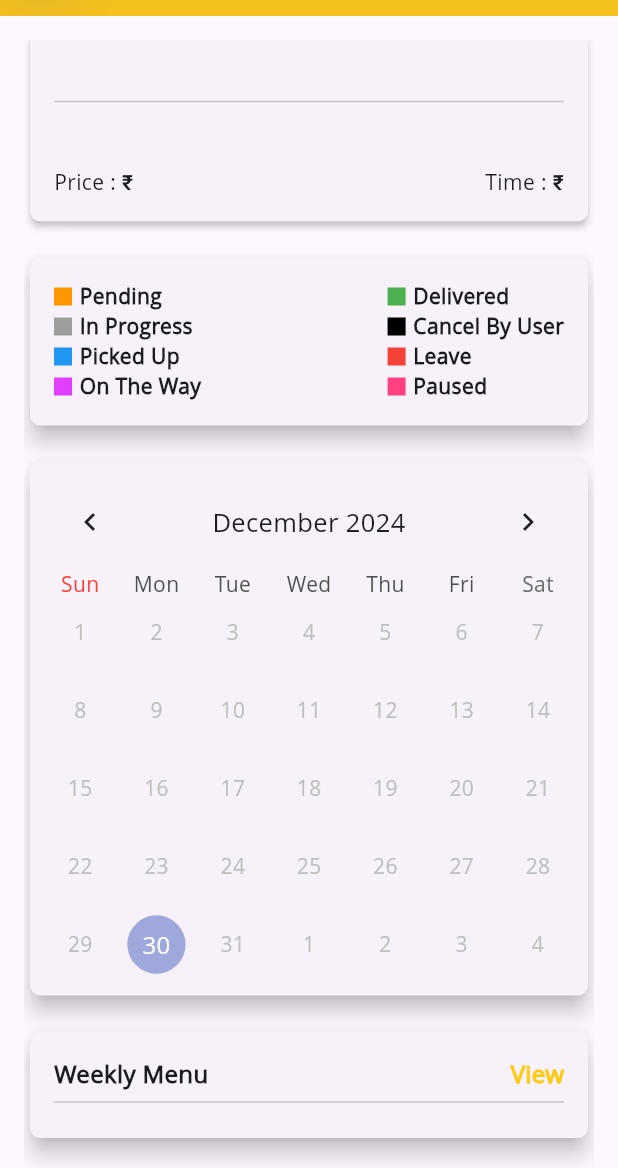
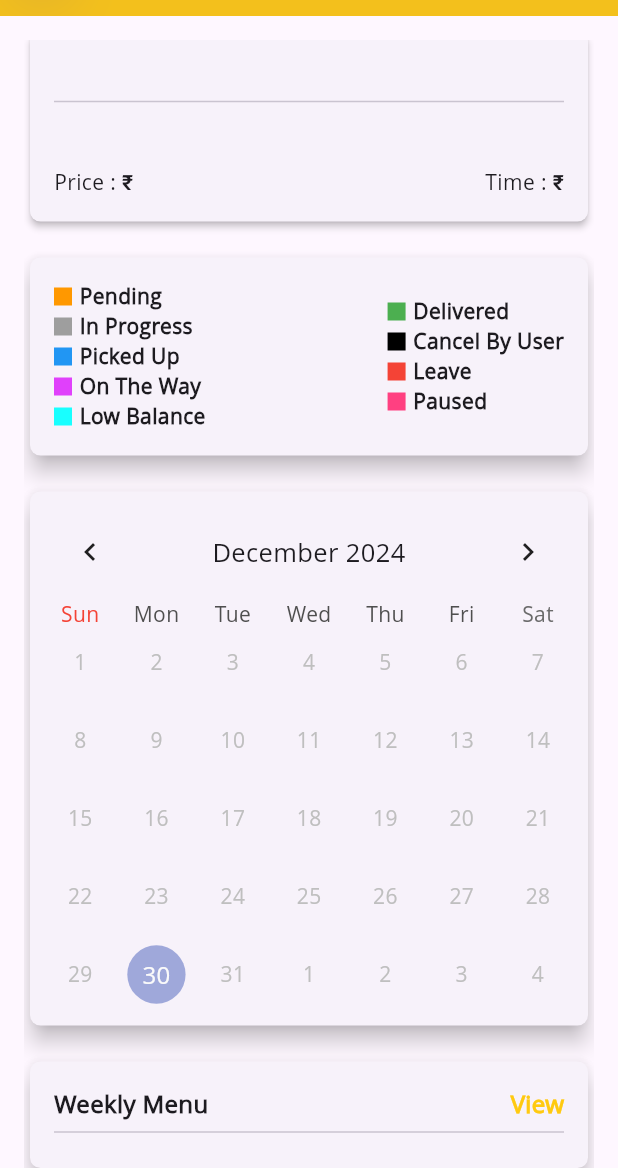
Before and after one commit to alphawizzflutterteam/tiffexx_seller, a Flutter app: the SubscribedUserPausedPlanDetails screen opened directly with empty values, scrolled down 198 dp, on a phone screen of 412 x 824 dp, the part 68-1236 px from its top. Run offline on Flutter 3.47's test engine with Material 3 defaults, Android fonts, the phone set to English and light mode, and no system bars; drawn by our look-alikes of table_calendar; our stand-ins replace cached_network_image, connectivity_plus, country_code_picker, firebase_core, firebase_messaging, fl_chart and 11 more; missing offline and left inert: dart:ffi, google_maps_place_picker_mb, jaguar_jwt; accounts and stored records are empty; network calls fail; project files that could hold a hidden picture were left out.

Commit message:
30 dec gopal

```diff
--- a/lib/Model/SubsUsersModel.dart
+++ b/lib/Model/SubsUsersModel.dart
@@ -99,7 +99,7 @@ class SubsUsersData {
       discount: json["discount"],
       description: json["description"],
       remarks: json["remarks"],
-      status: json["status"],
+      status: json["status"].toString(),
       type: json["type"],
       time: json["time"],
       planTitle: json["plan_title"],
@@ -188,7 +188,7 @@ class Order {
       subscriptionId: json["subscription_id"],
       userId: json["user_id"],
       planId: json["plan_id"],
-      status: json["status"],
+      status: json["status"].toString(),
       date: DateTime.tryParse(json["date"] ?? ""),
       deliveryDateTime: json["delivery_date_time"],
       remarks: json["remarks"],
--- a/lib/Screen/subscribed_user_paused_plan_details.dart
+++ b/lib/Screen/subscribed_user_paused_plan_details.dart
@@ -15,7 +15,9 @@ class SubscribedUserPausedPlanDetails extends StatelessWidget {
   final SubsUsersData data;
   String getStatus(DateTime dateTime) {
     int index = data.orders.indexWhere(
-            (ele) => isSameDate(dateTime, DateTime.parse(ele.date.toString())));
+            (ele) {
+              return  isSameDate(dateTime, DateTime.parse(ele.date.toString()));
+            });
     print("Index: $index");
     if (index != -1) {
       return data.orders[index].status.toString();
@@ -331,7 +333,21 @@ class SubscribedUserPausedPlanDetails extends StatelessWidget {
                                 style: TextStyle(fontWeight: FontWeight.bold),
                               ),
                             ],
-                          )
+                          ),
+                          Row(
+                            children: [
+                              Container(
+                                height: 12,
+                                width: 12,
+                                color: Colors.cyanAccent,
+                              ),
+                              SizedBox(width: 5),
+                              Text(
+                                'Low Balance',
+                                style: TextStyle(fontWeight: FontWeight.bold),
+                              ),
+                            ],
+                          ),
                         ],
                       ),
                       Column(
@@ -440,6 +456,55 @@ class SubscribedUserPausedPlanDetails extends StatelessWidget {
                           );
                         }
                       },
+                      todayBuilder: (context, date, _) {
+                        switch (getStatus(date)) {
+                          case '1':
+                            return OrderStatus(
+                                date: date,
+                                color: Colors.orange,
+                                title: 'Pending');
+                          case '2':
+                            return OrderStatus(
+                                date: date,
+                                color: Colors.grey,
+                                title: 'In Progress');
+                          case '3':
+                            return OrderStatus(
+                                date: date,
+                                color: Colors.blue,
+                                title: 'Picked Up');
+                          case '4':
+                            return OrderStatus(
+                                date: date,
+                                color: Colors.purpleAccent,
+                                title: 'On The Way');
+                          case '5':
+                            return OrderStatus(
+                                date: date,
+                                color: Colors.green,
+                                title: 'Delivered');
+                          case '6':
+                            return OrderStatus(
+                                date: date, color: Colors.red, title: 'Leave');
+                          case '7':
+                            return OrderStatus(
+                                date: date,
+                                color: Colors.black,
+                                title: 'Cancel By User');
+                          case '8':
+                            return OrderStatus(
+                                date: date,
+                                color: Colors.pinkAccent,
+                                title: 'Pause');
+                          case '9':
+                            return OrderStatus(
+                                date: date,
+                                color: Colors.cyanAccent,
+                                title: 'Low Balance');
+                          default:
+                            return null;
+                        }
+                      },
                       defaultBuilder: (context, date, _) {
                         switch (getStatus(date)) {
                           case '1':
@@ -480,6 +545,11 @@ class SubscribedUserPausedPlanDetails extends StatelessWidget {
                                 date: date,
                                 color: Colors.pinkAccent,
                                 title: 'Pause');
+                          case '9':
+                            return OrderStatus(
+                                date: date,
+                                color: Colors.cyanAccent,
+                                title: 'Low Balance');
                           default:
                             return null;
                         }
```
Also changed, not shown: lib/Screen/Home.dart (+32 -18 lines), lib/Screen/UserPlanDetailScreen.dart (+27 -1 lines), 1 other file.
